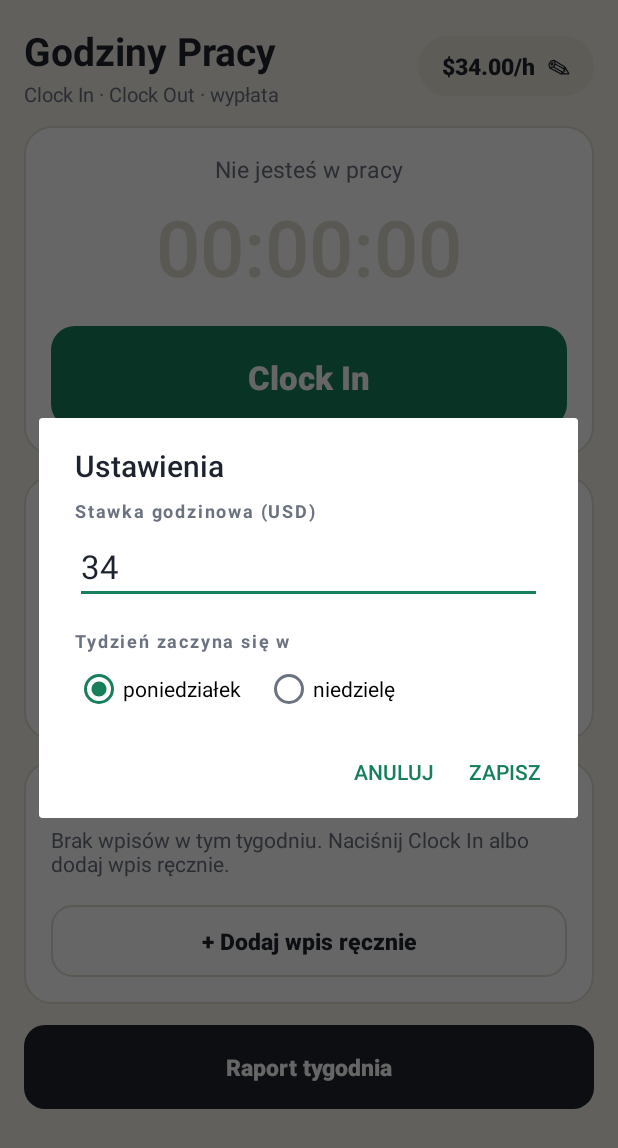
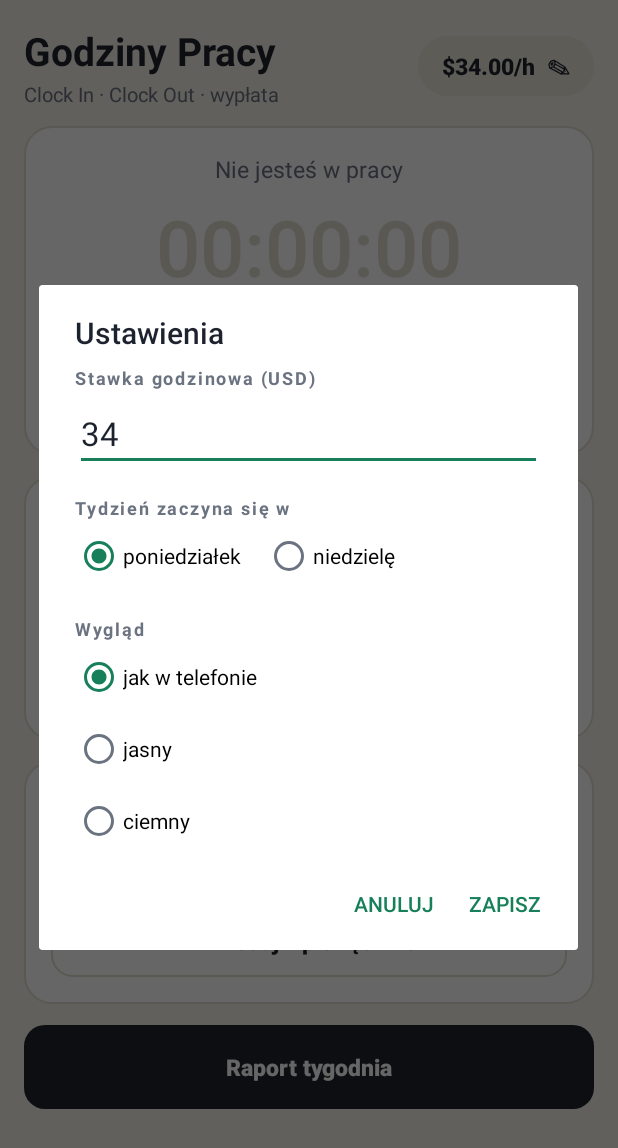
Before and after one commit to krzoskarol-beep/FDSFWDSFASD, an Android app: the screen it shows after launch (MainActivity), after a tap on an icon or button, on a phone screen of 412 x 824 dp. Shown: the top 1148 px of the screen. Run offline under Robolectric (Android 15) with nearby library versions, the phone set to English and light mode, and no system bars.

Commit message:
Godziny Pracy 1.1: tryb ciemny
Motyw jak w telefonie (domyślnie) albo wymuszony jasny/ciemny w Ustawieniach.
Kolory w values/colors.xml i values-night/colors.xml, ciemne widżety i dialogi.
Poprawka: ciemne ikony paska nawigacji w jasnym motywie (Android 8.1+).

Co-Authored-By: Claude Opus 5.5 <noreply@anthropic.com>
Claude-Session: https://claude.ai/code/session_01Dr59FSDQUme79Udw6U44Cv

```diff
--- a/hours-app/app/build.gradle
+++ b/hours-app/app/build.gradle
@@ -28,8 +28,8 @@ android {
         applicationId "pl.godziny.praca"
         minSdk 24
         targetSdk 36
-        versionCode 1
-        versionName "1.0"
+        versionCode 2
+        versionName "1.1"
 
         testInstrumentationRunner "androidx.test.runner.AndroidJUnitRunner"
     }
--- a/hours-app/app/src/main/java/pl/godziny/praca/EntryStore.java
+++ b/hours-app/app/src/main/java/pl/godziny/praca/EntryStore.java
@@ -12,6 +12,8 @@ public final class EntryStore {
 
     public static final long DEFAULT_RATE_CENTS = 3400; // $34.00/h
 
+    static final String PREFS = "godziny";
+
     private static final String K_ENTRIES = "entries";
     private static final String K_NEXT_ID = "next_id";
     private static final String K_RATE = "rate_cents";
@@ -20,7 +22,7 @@ public final class EntryStore {
     private final SharedPreferences sp;
 
     public EntryStore(Context ctx) {
-        sp = ctx.getSharedPreferences("godziny", Context.MODE_PRIVATE);
+        sp = ctx.getSharedPreferences(PREFS, Context.MODE_PRIVATE);
     }
 
     public List<Entry> all() {
--- a/hours-app/app/src/main/java/pl/godziny/praca/MainActivity.java
+++ b/hours-app/app/src/main/java/pl/godziny/praca/MainActivity.java
@@ -6,6 +6,7 @@ import android.app.DatePickerDialog;
 import android.app.TimePickerDialog;
 import android.content.ClipData;
 import android.content.ClipboardManager;
+import android.content.Context;
 import android.content.Intent;
 import android.graphics.Typeface;
 import android.os.Bundle;
@@ -35,6 +36,8 @@ import java.util.TimeZone;
  */
 public class MainActivity extends Activity {
 
+    private static final String K_WEEK = "week_start";
+
     private EntryStore store;
     private TimeZone tz;
     private long weekStart;
@@ -54,12 +57,21 @@ public class MainActivity extends Activity {
     };
 
     @Override
+    protected void attachBaseContext(Context base) {
+        // Motyw wybrany w aplikacji (jak w telefonie / jasny / ciemny), patrz ThemePrefs.
+        super.attachBaseContext(ThemePrefs.wrap(base));
+    }
+
+    @Override
     protected void onCreate(Bundle savedInstanceState) {
         super.onCreate(savedInstanceState);
         setContentView(R.layout.activity_main);
         store = new EntryStore(this);
         tz = TimeZone.getDefault();
         weekStart = currentWeekStart();
+        if (savedInstanceState != null) {
+            weekStart = savedInstanceState.getLong(K_WEEK, weekStart);   // np. po zmianie motywu
+        }
 
         // Android 15+ rysuje pod paskami systemu: odsuń treść o ich wysokość.
         View root = findViewById(R.id.root);
@@ -92,6 +104,11 @@ public class MainActivity extends Activity {
         thisWeek.setOnClickListener(v -> { weekStart = currentWeekStart(); refresh(); });
         findViewById(R.id.addEntry).setOnClickListener(v -> showEntryDialog(null));
         findViewById(R.id.reportBtn).setOnClickListener(v -> showReport());
+    }
+
+    @Override protected void onSaveInstanceState(Bundle out) {
+        super.onSaveInstanceState(out);
+        out.putLong(K_WEEK, weekStart);
     }
 
     @Override protected void onResume() {
@@ -423,6 +440,10 @@ public class MainActivity extends Activity {
         input.setText(WorkMath.rateForInput(store.rateCents()));
         input.setSelection(input.getText().length());
         group.check(store.firstDay() == Calendar.SUNDAY ? R.id.startSun : R.id.startMon);
+        RadioGroup themeGroup = v.findViewById(R.id.themeMode);
+        int theme = ThemePrefs.get(this);
+        themeGroup.check(theme == ThemePrefs.MODE_DARK ? R.id.themeDark
+                : theme == ThemePrefs.MODE_LIGHT ? R.id.themeLight : R.id.themeSystem);
 
         AlertDialog dlg = new AlertDialog.Builder(this)
                 .setTitle("Ustawienia")
@@ -441,7 +462,15 @@ public class MainActivity extends Activity {
             int first = group.getCheckedRadioButtonId() == R.id.startSun ? Calendar.SUNDAY : Calendar.MONDAY;
             store.setFirstDay(first);
             weekStart = WorkMath.weekStart(weekStart, first, tz);
+            int id = themeGroup.getCheckedRadioButtonId();
+            int chosen = id == R.id.themeDark ? ThemePrefs.MODE_DARK
+                    : id == R.id.themeLight ? ThemePrefs.MODE_LIGHT : ThemePrefs.MODE_SYSTEM;
             dlg.dismiss();
+            if (chosen != ThemePrefs.get(this)) {
+                ThemePrefs.set(this, chosen);
+                recreate();   // nowy motyw wymaga ponownego utworzenia ekranu
+                return;
+            }
             refresh();
         }));
         dlg.show();
--- /dev/null
+++ b/hours-app/app/src/main/java/pl/godziny/praca/ThemePrefs.java
@@ -0,0 +1,46 @@
+package pl.godziny.praca;
+
+import android.content.Context;
+import android.content.res.Configuration;
+
+/**
+ * Motyw aplikacji: jak w telefonie (domyślnie), jasny albo ciemny. Działa od Androida 7.0:
+ * ekran podmienia bit trybu nocnego w swojej konfiguracji w {@code attachBaseContext},
+ * więc zasoby z {@code values-night} wczytują się według wyboru w aplikacji.
+ */
+final class ThemePrefs {
+
+    static final int MODE_SYSTEM = 0;
+    static final int MODE_LIGHT = 1;
+    static final int MODE_DARK = 2;
+
+    private static final String K_MODE = "theme_mode";
+
+    private ThemePrefs() {}
+
+    static int get(Context c) {
+        return c.getSharedPreferences(EntryStore.PREFS, Context.MODE_PRIVATE).getInt(K_MODE, MODE_SYSTEM);
+    }
+
+    static void set(Context c, int mode) {
+        c.getSharedPreferences(EntryStore.PREFS, Context.MODE_PRIVATE).edit().putInt(K_MODE, mode).apply();
+    }
+
+    /** Tryb UI z bitem nocy według wyboru; pozostałe bity bez zmian. */
+    static int uiModeFor(int mode, int currentUiMode) {
+        int night;
+        if (mode == MODE_DARK) night = Configuration.UI_MODE_NIGHT_YES;
+        else if (mode == MODE_LIGHT) night = Configuration.UI_MODE_NIGHT_NO;
+        else return currentUiMode;
+        return (currentUiMode & ~Configuration.UI_MODE_NIGHT_MASK) | night;
+    }
+
+    /** Kontekst ekranu z wybranym motywem (woła {@code MainActivity.attachBaseContext}). */
+    static Context wrap(Context base) {
+        int mode = get(base);
+        if (mode == MODE_SYSTEM) return base;
+        Configuration cfg = new Configuration(base.getResources().getConfiguration());
+        cfg.uiMode = uiModeFor(mode, cfg.uiMode);
+        return base.createConfigurationContext(cfg);
+    }
+}
--- a/hours-app/app/src/main/res/drawable/btn_dark.xml
+++ b/hours-app/app/src/main/res/drawable/btn_dark.xml
@@ -1,8 +1,8 @@
 <?xml version="1.0" encoding="utf-8"?>
-<ripple xmlns:android="http://schemas.android.com/apk/res/android" android:color="#40FFFFFF">
+<ripple xmlns:android="http://schemas.android.com/apk/res/android" android:color="@color/ripple_on_color">
     <item>
         <shape android:shape="rectangle">
-            <solid android:color="@color/ink" />
+            <solid android:color="@color/btn_strong" />
             <corners android:radius="14dp" />
         </shape>
     </item>
--- a/hours-app/app/src/main/res/drawable/btn_ghost.xml
+++ b/hours-app/app/src/main/res/drawable/btn_ghost.xml
@@ -1,5 +1,5 @@
 <?xml version="1.0" encoding="utf-8"?>
-<ripple xmlns:android="http://schemas.android.com/apk/res/android" android:color="#1A1D232E">
+<ripple xmlns:android="http://schemas.android.com/apk/res/android" android:color="@color/ripple">
     <item>
         <shape android:shape="rectangle">
             <solid android:color="@color/panel" />
--- a/hours-app/app/src/main/res/drawable/btn_in.xml
+++ b/hours-app/app/src/main/res/drawable/btn_in.xml
@@ -1,8 +1,8 @@
 <?xml version="1.0" encoding="utf-8"?>
-<ripple xmlns:android="http://schemas.android.com/apk/res/android" android:color="#40FFFFFF">
+<ripple xmlns:android="http://schemas.android.com/apk/res/android" android:color="@color/ripple_on_color">
     <item>
         <shape android:shape="rectangle">
-            <solid android:color="@color/green" />
+            <solid android:color="@color/btn_green" />
             <corners android:radius="16dp" />
         </shape>
     </item>
--- a/hours-app/app/src/main/res/drawable/btn_out.xml
+++ b/hours-app/app/src/main/res/drawable/btn_out.xml
@@ -1,8 +1,8 @@
 <?xml version="1.0" encoding="utf-8"?>
-<ripple xmlns:android="http://schemas.android.com/apk/res/android" android:color="#40FFFFFF">
+<ripple xmlns:android="http://schemas.android.com/apk/res/android" android:color="@color/ripple_on_color">
     <item>
         <shape android:shape="rectangle">
-            <solid android:color="@color/red" />
+            <solid android:color="@color/btn_red" />
             <corners android:radius="16dp" />
         </shape>
     </item>
--- a/hours-app/app/src/main/res/drawable/chip_bg.xml
+++ b/hours-app/app/src/main/res/drawable/chip_bg.xml
@@ -1,5 +1,5 @@
 <?xml version="1.0" encoding="utf-8"?>
-<ripple xmlns:android="http://schemas.android.com/apk/res/android" android:color="#1A1D232E">
+<ripple xmlns:android="http://schemas.android.com/apk/res/android" android:color="@color/ripple">
     <item>
         <shape android:shape="rectangle">
             <solid android:color="@color/chip" />
--- a/hours-app/app/src/main/res/drawable/row_bg.xml
+++ b/hours-app/app/src/main/res/drawable/row_bg.xml
@@ -1,5 +1,5 @@
 <?xml version="1.0" encoding="utf-8"?>
-<ripple xmlns:android="http://schemas.android.com/apk/res/android" android:color="#1A1D232E">
+<ripple xmlns:android="http://schemas.android.com/apk/res/android" android:color="@color/ripple">
     <item android:id="@android:id/mask">
         <shape android:shape="rectangle">
             <solid android:color="#FFFFFF" />
--- a/hours-app/app/src/main/res/layout/dialog_settings.xml
+++ b/hours-app/app/src/main/res/layout/dialog_settings.xml
@@ -29,6 +29,20 @@
             android:layout_height="48dp" android:text="@string/sunday" />
     </RadioGroup>
 
+    <TextView style="@style/Text.Title" android:layout_width="wrap_content"
+        android:layout_height="wrap_content" android:layout_marginTop="16dp"
+        android:text="@string/theme_label" />
+
+    <RadioGroup android:id="@+id/themeMode" android:layout_width="match_parent"
+        android:layout_height="wrap_content" android:orientation="vertical">
+        <RadioButton android:id="@+id/themeSystem" android:layout_width="wrap_content"
+            android:layout_height="48dp" android:text="@string/theme_system" />
+        <RadioButton android:id="@+id/themeLight" android:layout_width="wrap_content"
+            android:layout_height="48dp" android:text="@string/theme_light" />
+        <RadioButton android:id="@+id/themeDark" android:layout_width="wrap_content"
+            android:layout_height="48dp" android:text="@string/theme_dark" />
+    </RadioGroup>
+
     <TextView android:id="@+id/rateError" android:layout_width="match_parent"
         android:layout_height="wrap_content" android:textColor="@color/red"
         android:textSize="14sp" android:visibility="gone" />
--- /dev/null
+++ b/hours-app/app/src/main/res/values-night/colors.xml
@@ -0,0 +1,23 @@
+<?xml version="1.0" encoding="utf-8"?>
+<resources>
+    <!-- Ciemny motyw: grafitowe tło, jasny tekst, rozjaśniona zieleń i czerwień
+         (kontrast tekstu co najmniej 4.5:1 na tle panelu). -->
+    <color name="bg">#111315</color>
+    <color name="panel">#1A1D21</color>
+    <color name="line">#2C3138</color>
+    <color name="chip">#262A30</color>
+    <color name="ink">#ECEEF1</color>
+    <color name="ink_dim">#9AA1AB</color>
+    <color name="green">#4CC793</color>
+    <color name="red">#F07A66</color>
+    <color name="ripple">#26FFFFFF</color>
+
+    <color name="btn_green">#1E8C63</color>
+    <color name="btn_red">#C2412D</color>
+    <color name="btn_strong">#2F343B</color>
+    <color name="on_strong">#ECEEF1</color>
+    <color name="on_color">#FFFFFF</color>
+    <color name="ripple_on_color">#40FFFFFF</color>
+
+    <bool name="light_bars">false</bool>
+</resources>
--- /dev/null
+++ b/hours-app/app/src/main/res/values-night/themes.xml
@@ -0,0 +1,8 @@
+<?xml version="1.0" encoding="utf-8"?>
+<resources>
+    <!-- Ciemne bazy: widżety systemowe (pola, przełączniki, kalendarz, zegar) też są ciemne. -->
+    <style name="Base.AppTheme" parent="android:Theme.Material.NoActionBar">
+        <item name="android:navigationBarColor">@color/bg</item>
+    </style>
+    <style name="Base.DialogTheme" parent="android:Theme.Material.Dialog.Alert" />
+</resources>
--- /dev/null
+++ b/hours-app/app/src/main/res/values-v27/themes.xml
@@ -0,0 +1,9 @@
+<?xml version="1.0" encoding="utf-8"?>
+<resources>
+    <!-- Android 8.1+: jasny pasek nawigacji z ciemnymi ikonami (tylko jasny motyw;
+         w trybie nocnym wygrywa values-night/themes.xml). -->
+    <style name="Base.AppTheme" parent="android:Theme.Material.Light.NoActionBar">
+        <item name="android:navigationBarColor">@color/bg</item>
+        <item name="android:windowLightNavigationBar">true</item>
+    </style>
+</resources>
--- /dev/null
+++ b/hours-app/app/src/main/res/values/colors.xml
@@ -0,0 +1,24 @@
+<?xml version="1.0" encoding="utf-8"?>
+<resources>
+    <!-- Jasny motyw: papierowe tło, atrament, zieleń pieniędzy i czerwień „stop”.
+         Ciemny wariant tych samych nazw jest w values-night/colors.xml. -->
+    <color name="bg">#F3F0E8</color>
+    <color name="panel">#FFFFFF</color>
+    <color name="line">#E3DED1</color>
+    <color name="chip">#ECE7DA</color>
+    <color name="ink">#1D232E</color>
+    <color name="ink_dim">#6B7280</color>
+    <color name="green">#17805A</color>
+    <color name="red">#C2412D</color>
+    <color name="ripple">#1A1D232E</color>
+
+    <!-- Przyciski z wypełnieniem (Clock In / Clock Out / Raport) -->
+    <color name="btn_green">#17805A</color>
+    <color name="btn_red">#C2412D</color>
+    <color name="btn_strong">#1D232E</color>
+    <color name="on_strong">#FFFFFF</color>
+    <color name="on_color">#FFFFFF</color>
+    <color name="ripple_on_color">#40FFFFFF</color>
+
+    <bool name="light_bars">true</bool>
+</resources>
--- a/hours-app/app/src/main/res/values/strings.xml
+++ b/hours-app/app/src/main/res/values/strings.xml
@@ -24,4 +24,8 @@
     <string name="week_start_label">Tydzień zaczyna się w</string>
     <string name="monday">poniedziałek</string>
     <string name="sunday">niedzielę</string>
+    <string name="theme_label">Wygląd</string>
+    <string name="theme_system">jak w telefonie</string>
+    <string name="theme_light">jasny</string>
+    <string name="theme_dark">ciemny</string>
 </resources>
--- a/hours-app/app/src/main/res/values/themes.xml
+++ b/hours-app/app/src/main/res/values/themes.xml
@@ -1,23 +1,18 @@
 <?xml version="1.0" encoding="utf-8"?>
 <resources>
 
-    <!-- Karta czasu pracy: papierowe tło, atrament, zieleń pieniędzy i czerwień „stop”. -->
-    <color name="bg">#F3F0E8</color>
-    <color name="panel">#FFFFFF</color>
-    <color name="line">#E3DED1</color>
-    <color name="chip">#ECE7DA</color>
-    <color name="ink">#1D232E</color>
-    <color name="ink_dim">#6B7280</color>
-    <color name="green">#17805A</color>
-    <color name="red">#C2412D</color>
-    <color name="on_color">#FFFFFF</color>
+    <!-- Bazy zależne od trybu: jasne tu, ciemne w values-night/themes.xml. -->
+    <!-- Przed Androidem 8.1 ikony paska nawigacji są zawsze białe, więc pasek jest ciemny. -->
+    <style name="Base.AppTheme" parent="android:Theme.Material.Light.NoActionBar">
+        <item name="android:navigationBarColor">#1D232E</item>
+    </style>
+    <style name="Base.DialogTheme" parent="android:Theme.Material.Light.Dialog.Alert" />
 
-    <style name="AppTheme" parent="android:Theme.Material.Light.NoActionBar">
+    <style name="AppTheme" parent="Base.AppTheme">
         <item name="android:colorBackground">@color/bg</item>
         <item name="android:windowBackground">@color/bg</item>
         <item name="android:statusBarColor">@color/bg</item>
-        <item name="android:navigationBarColor">@color/bg</item>
-        <item name="android:windowLightStatusBar">true</item>
+        <item name="android:windowLightStatusBar">@bool/light_bars</item>
         <item name="android:colorAccent">@color/green</item>
         <item name="android:colorPrimary">@color/ink</item>
         <item name="android:textColorPrimary">@color/ink</item>
@@ -25,9 +20,11 @@
         <item name="android:alertDialogTheme">@style/DialogTheme</item>
     </style>
 
-    <style name="DialogTheme" parent="android:Theme.Material.Light.Dialog.Alert">
+    <style name="DialogTheme" parent="Base.DialogTheme">
         <item name="android:colorAccent">@color/green</item>
         <item name="android:textColorPrimary">@color/ink</item>
+        <item name="android:textColorSecondary">@color/ink_dim</item>
+        <item name="android:colorBackground">@color/panel</item>
     </style>
 
     <style name="Text">
@@ -73,6 +70,6 @@
 
     <style name="Btn.Dark">
         <item name="android:background">@drawable/btn_dark</item>
-        <item name="android:textColor">@color/on_color</item>
+        <item name="android:textColor">@color/on_strong</item>
     </style>
 </resources>
```
Also changed, not shown: 3 other files.
